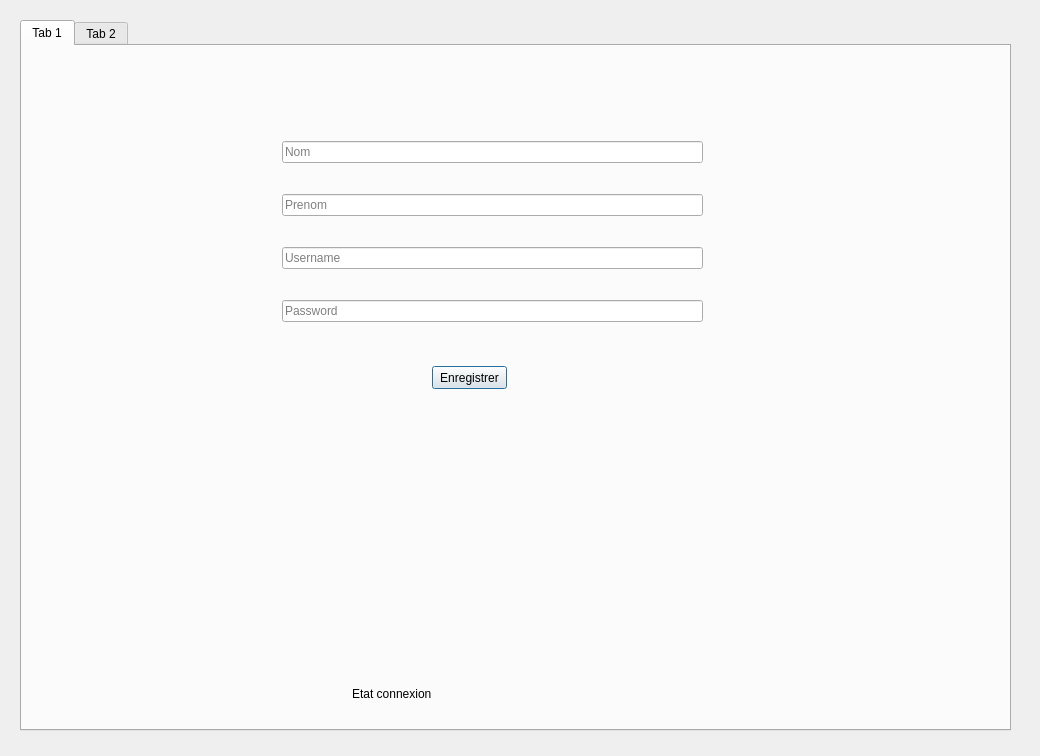
Above: FestiClicB/accueil.ui from FestiClic/Fclic before the change. Below: the same form after it.
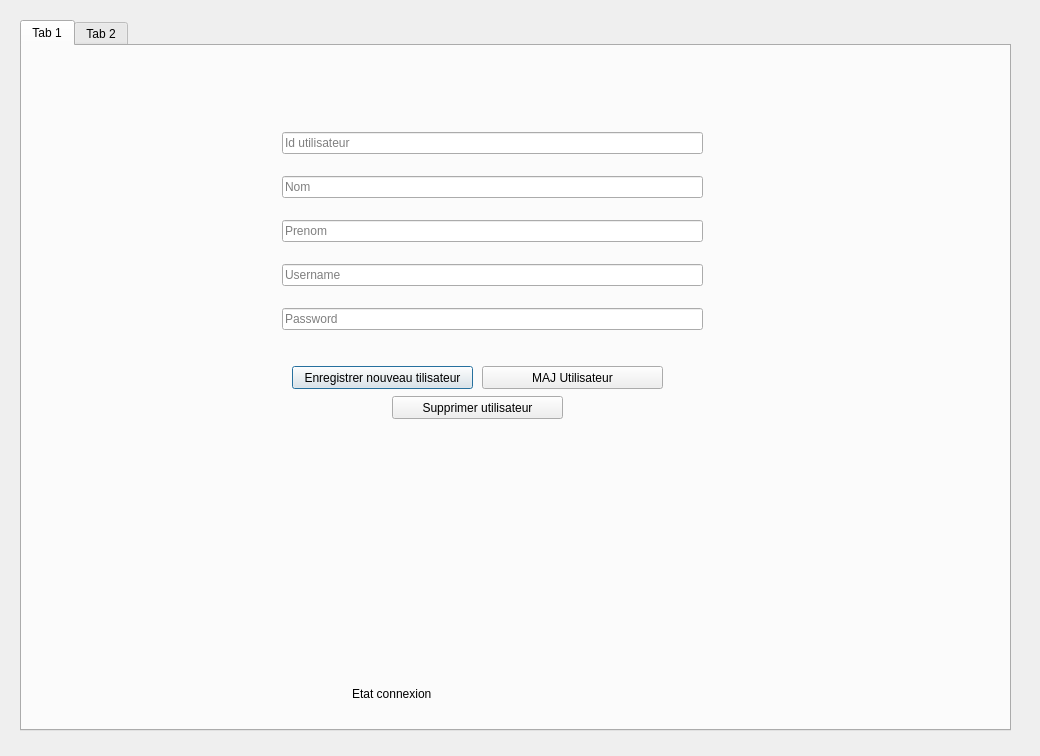
That is the form after the change.

The edit to the form file:
```diff
--- a/FestiClicB/accueil.ui
+++ b/FestiClicB/accueil.ui
@@ -49,6 +49,13 @@
       </rect>
      </property>
      <layout class="QVBoxLayout" name="verticalLayout">
+      <item>
+       <widget class="QLineEdit" name="aLEditIdUtilisateur">
+        <property name="placeholderText">
+         <string>Id utilisateur</string>
+        </property>
+       </widget>
+      </item>
       <item>
        <widget class="QLineEdit" name="aLEditNom">
         <property name="placeholderText">
@@ -82,14 +89,40 @@
     <widget class="QPushButton" name="aBtnEnregistrerUtilisateur">
      <property name="geometry">
       <rect>
-       <x>410</x>
+       <x>270</x>
        <y>320</y>
-       <width>75</width>
+       <width>181</width>
        <height>23</height>
       </rect>
      </property>
      <property name="text">
-      <string>Enregistrer</string>
+      <string>Enregistrer nouveau tilisateur</string>
+     </property>
+    </widget>
+    <widget class="QPushButton" name="aBtnMAJUtilisateur">
+     <property name="geometry">
+      <rect>
+       <x>460</x>
+       <y>320</y>
+       <width>181</width>
+       <height>23</height>
+      </rect>
+     </property>
+     <property name="text">
+      <string>MAJ Utilisateur</string>
+     </property>
+    </widget>
+    <widget class="QPushButton" name="aBtnSupprimUtilisateur">
+     <property name="geometry">
+      <rect>
+       <x>370</x>
+       <y>350</y>
+       <width>171</width>
+       <height>23</height>
+      </rect>
+     </property>
+     <property name="text">
+      <string>Supprimer utilisateur</string>
      </property>
     </widget>
    </widget>
```
